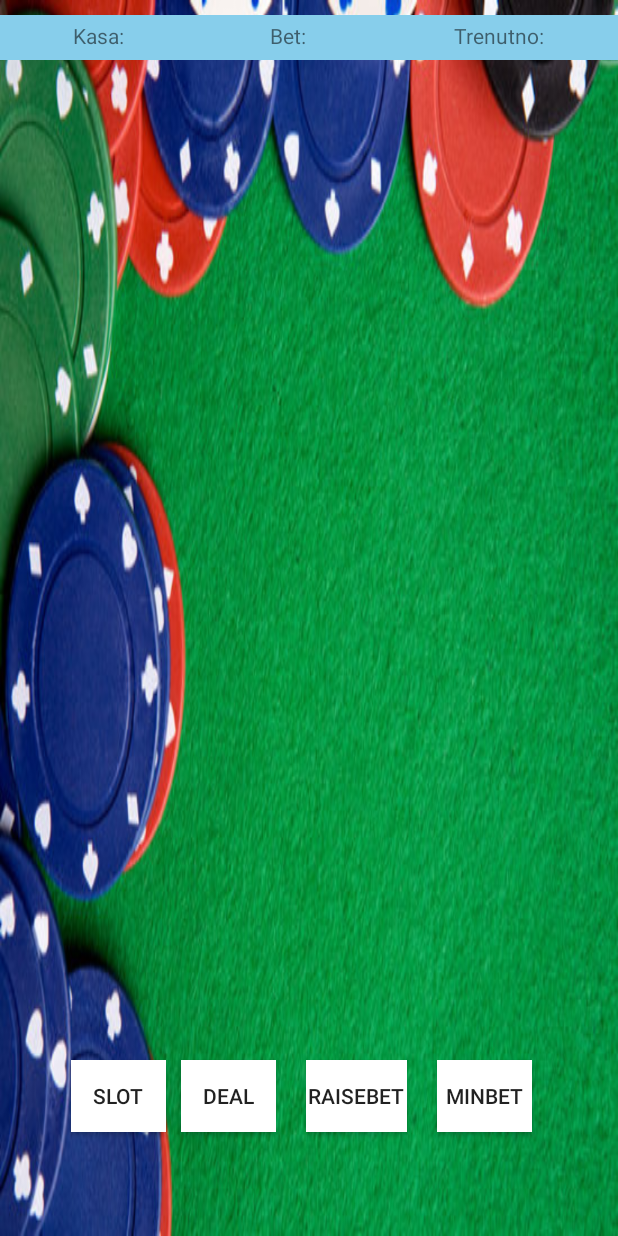
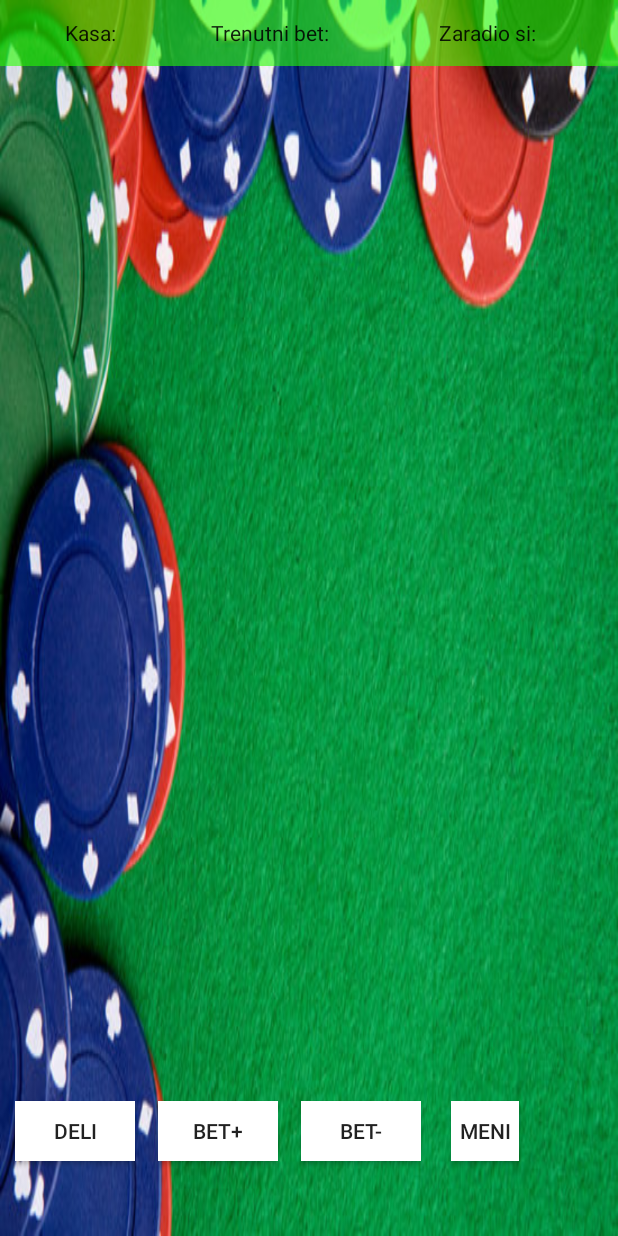
Before and after one commit to kisto98/pokerapp, an Android app: the layout poker_main.xml on its own in the app's theme, with its tools: preview values and no code run, on a phone screen of 412 x 824 dp. Run offline under Robolectric (Android 15) with nearby library versions, the phone set to English and light mode, and no system bars.

Commit message:
cleanin code

```diff
--- a/app/src/main/res/layout/poker_main.xml
+++ b/app/src/main/res/layout/poker_main.xml
@@ -1,159 +1,215 @@
-<android.support.constraint.ConstraintLayout xmlns:android="http://schemas.android.com/apk/res/android"
+<RelativeLayout xmlns:android="http://schemas.android.com/apk/res/android"
     xmlns:app="http://schemas.android.com/apk/res-auto"
     xmlns:tools="http://schemas.android.com/tools"
     android:layout_width="match_parent"
     android:layout_height="match_parent"
     android:background="#000000"
     tools:context="com.example.erol.testerol1.PokerMain">
-    <RelativeLayout xmlns:android="http://schemas.android.com/apk/res/android"
+    //pocetna
+
+
+
+    <RelativeLayout
         android:id="@+id/rootRL"
-        android:orientation="vertical"
         android:layout_width="fill_parent"
         android:layout_height="fill_parent"
-        android:background="@drawable/backgound">
+        android:background="@drawable/backgound"
+        android:orientation="vertical"
+        app:layout_constraintBottom_toBottomOf="parent"
+        app:layout_constraintEnd_toEndOf="parent"
+        app:layout_constraintHorizontal_bias="0.0"
+        app:layout_constraintStart_toStartOf="parent"
+        tools:ignore="MissingConstraints">
 
-        <LinearLayout
+        //gornj deo sa natpisima
+
+        <RelativeLayout
+            android:id="@+id/gornjisloj"
             android:layout_width="match_parent"
-            android:layout_height="match_parent"
-            android:orientation="vertical"
-            tools:layout_editor_absoluteX="0dp"
-            tools:layout_editor_absoluteY="16dp">
-
-
-            <LinearLayout
-                android:layout_width="match_parent"
-                android:layout_height="match_parent"
-                android:layout_weight="1"
-                android:gravity="center"
-                android:orientation="horizontal">
+            android:layout_height="44dp">
 
 
             <TextView
                 android:id="@+id/kasa"
-                    android:layout_width="wrap_content"
-                    android:layout_height="30dp"
-                    android:layout_gravity="top|left"
-                    android:layout_marginTop="10dp"
-                    android:layout_marginBottom="0dp"
-                    android:layout_weight="0.3"
-                    android:background="#87ceeb"
+                android:layout_width="120dp"
+                android:layout_height="match_parent"
+                android:layout_marginStart="0dp"
+
+
+                android:background="#9927FF00"
                 android:gravity="center"
-                    android:includeFontPadding="false"
-                    android:text="Kasa:" />
+                android:text="Kasa:"
+                android:textAppearance="@style/TextAppearance.AppCompat.Body1"
+                app:layout_constraintBottom_toBottomOf="parent"
+                app:layout_constraintTop_toTopOf="parent" />
 
             <TextView
                 android:id="@+id/betxt"
-                    android:layout_width="wrap_content"
-                    android:layout_height="30dp"
-                    android:layout_gravity="top|center"
-                    android:layout_marginTop="10dp"
-                    android:layout_marginBottom="0dp"
-                    android:layout_weight="0.3"
-                    android:background="#87ceeb"
+                android:layout_width="120dp"
+                android:layout_height="match_parent"
+                android:layout_toEndOf="@id/kasa"
+
+                android:background="#9927FF00"
                 android:gravity="center"
-                    android:includeFontPadding="false"
-                    android:text="Bet:" />
+                android:text="Trenutni bet:"
+                android:textAppearance="@style/TextAppearance.AppCompat.Body1"
+                app:layout_constraintBottom_toBottomOf="parent"
+                app:layout_constraintTop_toTopOf="parent" />
+
+            <TextView
+                android:id="@+id/zarada"
+                android:layout_width="120dp"
+                android:layout_height="match_parent"
+                android:layout_alignParentEnd="true"
+                android:layout_toEndOf="@id/betxt"
+                android:background="#9927FF00"
+                android:gravity="center"
+                android:text="Zaradio si: "
+                android:textAppearance="@style/TextAppearance.AppCompat.Body1"
+                app:layout_constraintBottom_toBottomOf="parent"
+                app:layout_constraintTop_toTopOf="parent" />
+
+        </RelativeLayout>
+
+        //kraj natpisa
+
+        //kraj karata
+
+        //pocetak dugmica
+
+        <RelativeLayout
+            android:id="@+id/sredina"
+            android:layout_width="match_parent"
+            android:layout_height="184dp"
+            android:layout_below="@id/gornjisloj"
 
 
-                <TextView
-                    android:id="@+id/trenutno"
-                    android:layout_width="wrap_content"
-                    android:layout_height="30dp"
-                    android:layout_gravity="top|center"
-                    android:layout_marginTop="10dp"
-                    android:layout_marginBottom="0dp"
-                    android:layout_weight="0.3"
-                    android:background="#87ceeb"
-                    android:gravity="center"
-                    android:includeFontPadding="false"
-                    android:text="Trenutno:" />
-
-            </LinearLayout>
-
-
-            <LinearLayout
-                android:layout_width="match_parent"
-                android:layout_height="450dp"
-                android:gravity="center_horizontal"
+            android:layout_alignParentEnd="true"
+            android:layout_marginTop="119dp"
+            android:layout_marginEnd="-4dp"
             android:orientation="horizontal"
-                android:weightSum="1">
+            app:layout_constraintEnd_toEndOf="parent"
+            app:layout_constraintHorizontal_bias="0.0"
+            app:layout_constraintStart_toStartOf="parent"
+            tools:layout_editor_absoluteY="213dp">
 
             <ImageView
 
                 android:id="@+id/card1"
-                    android:layout_width="80dp"
-                    android:layout_height="100dp" />
+                android:layout_width="69dp"
+                android:layout_height="100dp"
+                android:layout_alignParentLeft="true"
+                android:layout_alignParentBottom="true"
+                android:layout_marginLeft="3dp"
+                android:layout_marginBottom="55dp" />
 
             <ImageView
                 android:id="@+id/card2"
-                    android:layout_width="80dp"
-                    android:layout_height="100dp" />
+                android:layout_width="69dp"
+                android:layout_height="100dp"
+
+
+                android:layout_alignParentBottom="true"
+                android:layout_marginLeft="3dp"
+
+                android:layout_marginBottom="55dp"
+                android:layout_toRightOf="@id/card1" />
 
             <ImageView
                 android:id="@+id/card3"
-                    android:layout_width="80dp"
-                    android:layout_height="100dp" />
+                android:layout_width="69dp"
+                android:layout_height="100dp"
+
+                android:layout_alignParentBottom="true"
+                android:layout_marginLeft="3dp"
+
+                android:layout_marginBottom="55dp"
+                android:layout_toRightOf="@id/card2" />
 
             <ImageView
                 android:id="@+id/card4"
-                    android:layout_width="77dp"
-                    android:layout_height="100dp" />
+                android:layout_width="69dp"
+                android:layout_height="100dp"
+
+                android:layout_alignParentBottom="true"
+                android:layout_marginLeft="3dp"
+
+                android:layout_marginBottom="55dp"
+                android:layout_toRightOf="@id/card3" />
 
             <ImageView
                 android:id="@+id/card5"
-                    android:layout_width="80dp"
-                    android:layout_height="100dp" />
+                android:layout_width="69dp"
+                android:layout_height="100dp"
 
-            </LinearLayout>
+                android:layout_alignParentBottom="true"
+                android:layout_marginLeft="3dp"
 
-            <LinearLayout
+                android:layout_marginBottom="55dp"
+                android:layout_toRightOf="@id/card4" />
+        </RelativeLayout>
+
+        <RelativeLayout
             android:layout_width="match_parent"
-                android:layout_height="match_parent"
-                android:layout_weight="1"
-                android:gravity="center"
-                android:orientation="horizontal">
+            android:layout_height="125dp"
+            android:layout_alignParentEnd="true"
+            android:layout_marginEnd="0dp"
+            android:layout_marginBottom="0dp"
+            android:orientation="horizontal"
+            android:layout_alignParentBottom="true">
 
             <Button
-                    android:id="@+id/slotGame"
-                    android:layout_width="63dp"
-                    android:layout_height="wrap_content"
-                    android:layout_margin="0dp"
-                    android:layout_marginTop="0dp"
+                android:id="@+id/meni2"
+
+                android:layout_width="45dp"
+                android:layout_height="40dp"
+
+                android:layout_alignParentBottom="true"
+                android:layout_marginLeft="20dp"
+                android:layout_marginBottom="50dp"
+                android:layout_toEndOf="@id/minBet"
                 android:background="#FFFF"
-                    android:text="Slot" />
+                android:text="Meni" />
 
             <Button
                 android:id="@+id/deal"
 
-                    android:layout_width="63dp"
-                    android:layout_height="wrap_content"
-                    android:layout_margin="10dp"
-                    android:layout_marginLeft="10dp"
+                android:layout_width="80dp"
+                android:layout_height="40dp"
+                android:layout_alignParentStart="true"
+                android:layout_alignParentBottom="true"
+                android:layout_marginStart="10dp"
+                android:layout_marginBottom="50dp"
                 android:background="#FFF"
-                    android:text="deal" />
+                android:text="Deli" />
 
             <Button
                 android:id="@+id/raiseBet"
-                    android:layout_width="67dp"
-                    android:layout_height="wrap_content"
-                    android:layout_margin="10dp"
-                    android:layout_marginTop="20dp"
+                android:layout_width="80dp"
+                android:layout_height="40dp"
+                android:layout_alignParentBottom="true"
+                android:layout_marginLeft="15dp"
+                android:layout_marginBottom="50dp"
+                android:layout_toEndOf="@id/deal"
                 android:background="#FFFF"
-                    android:text="RaiseBet" />
+                android:text="Bet+" />
 
             <Button
                 android:id="@+id/minBet"
-                    android:layout_width="63dp"
-                    android:layout_height="wrap_content"
-                    android:layout_margin="10dp"
-                    android:layout_marginLeft="0dp"
+                android:layout_width="80dp"
+                android:layout_height="40dp"
+
+                android:layout_alignParentBottom="true"
+                android:layout_marginLeft="15dp"
+                android:layout_marginBottom="50dp"
+                android:layout_toEndOf="@id/raiseBet"
                 android:background="#FFF"
-                    android:text="MinBet" />
+                android:text="Bet-" />
 
 
-            </LinearLayout>
-
-        </LinearLayout>
         </RelativeLayout>
 
-</android.support.constraint.ConstraintLayout>
+
+    </RelativeLayout>
+
+</RelativeLayout>
```
Also changed, not shown: app/src/main/AndroidManifest.xml (+4 -4 lines), app/src/main/java/com/example/erol/testerol1/MainActivity.kt (+12 -3 lines), app/src/main/java/com/example/erol/testerol1/PokerMain.kt (+67 -31 lines), app/src/main/java/com/example/erol/testerol1/mmenu.kt (added, +49 -0 lines), app/src/main/res/layout/activity_main.xml (+17 -16 lines), app/src/main/res/layout/pocetnakazina.xml (added, +83 -0 lines), app/src/main/res/layout/poker_mainupgrade.xml (added, +12 -0 lines). Lines whose indentation alone changed are shown as unchanged.
